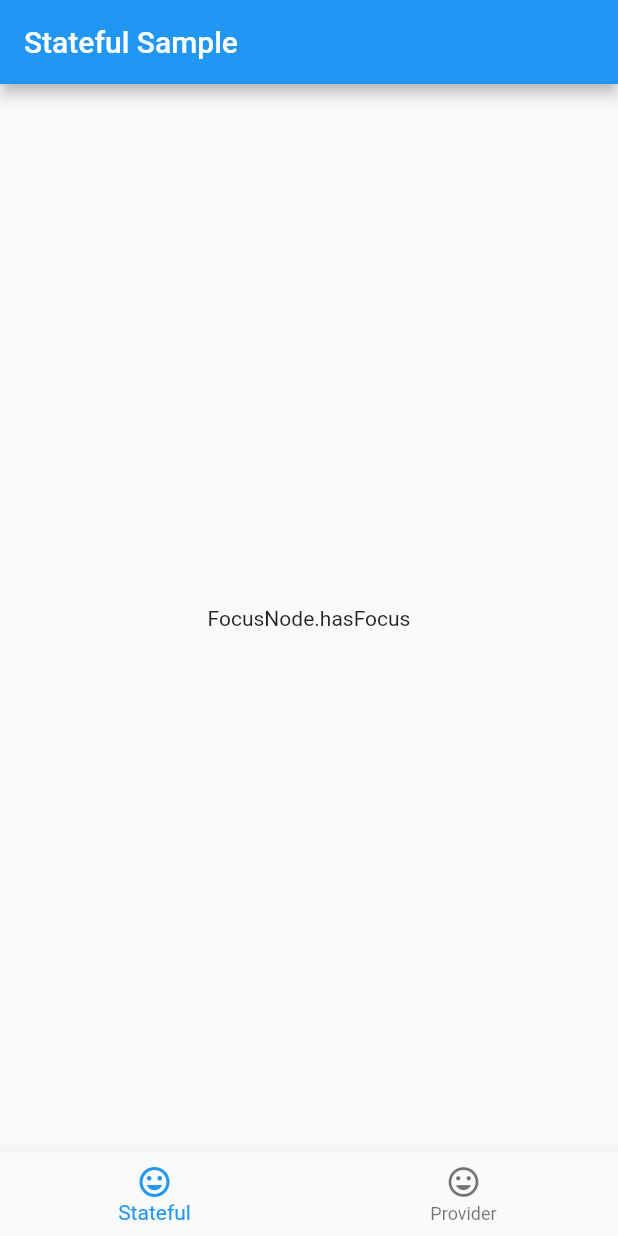
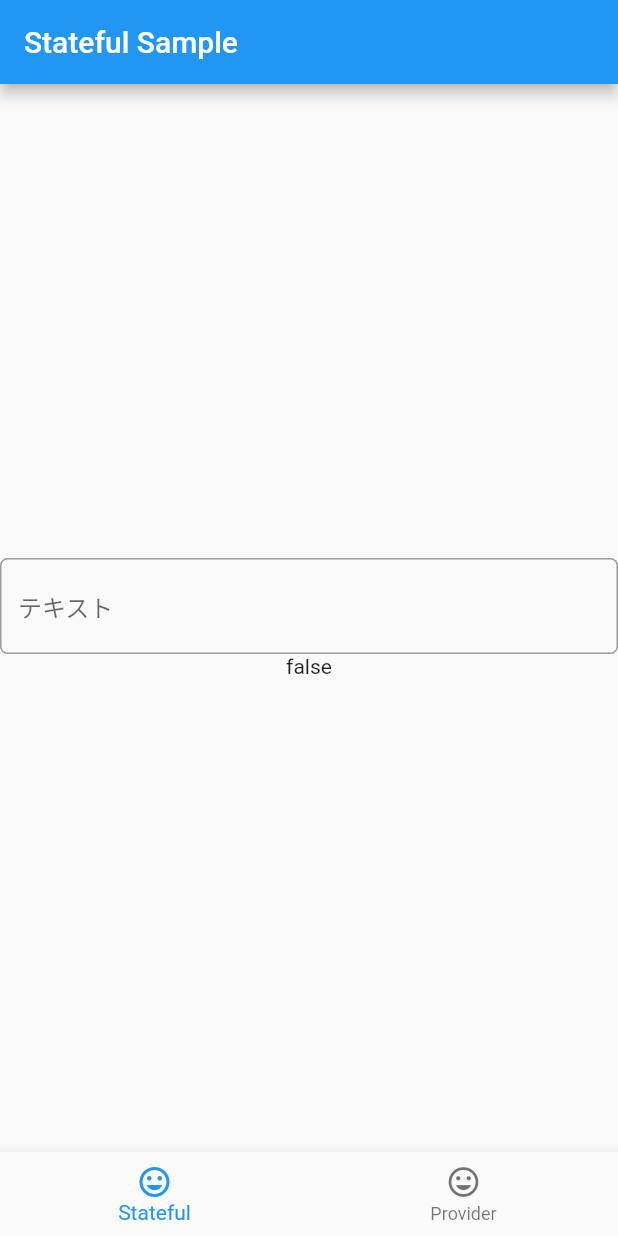
Before and after one commit to bestriser/focus_add_listener_sample, a Flutter app: the screen it shows after launch, on a phone screen of 412 x 824 dp. Run offline on Flutter 3.47's test engine with Material 2 defaults, Android fonts, the phone set to English and light mode, and no system bars.

Commit message:
StatefulWidgetでhasFocusを判定できるようにした

```diff
--- a/lib/stateful/stateful_sample_page.dart
+++ b/lib/stateful/stateful_sample_page.dart
@@ -9,6 +9,22 @@ class StatefulSamplePage extends StatefulWidget {
 }
 
 class _StatefulSamplePageState extends State<StatefulSamplePage> {
+  final _focus = FocusNode();
+  bool _isFocus = false;
+
+  @override
+  void initState() {
+    super.initState();
+    _focus.addListener(_onFocusChange);
+  }
+
+  void _onFocusChange() {
+    debugPrint("Focus: " + _focus.hasFocus.toString());
+    setState(() {
+      _isFocus = _focus.hasFocus;
+    });
+  }
+
   @override
   Widget build(BuildContext context) {
     return Scaffold(
@@ -16,7 +32,19 @@ class _StatefulSamplePageState extends State<StatefulSamplePage> {
       body: Center(
         child: Column(
           mainAxisAlignment: MainAxisAlignment.center,
-          children: const [Text('FocusNode.hasFocus')],
+          children: [
+            TextField(
+              focusNode: _focus,
+              decoration: InputDecoration(
+                hintText: 'テキスト',
+                border: OutlineInputBorder(
+                  borderRadius: BorderRadius.circular(5),
+                  borderSide: const BorderSide(),
+                ),
+              ),
+            ),
+            Text('$_isFocus')
+          ],
         ),
       ),
     );
```
